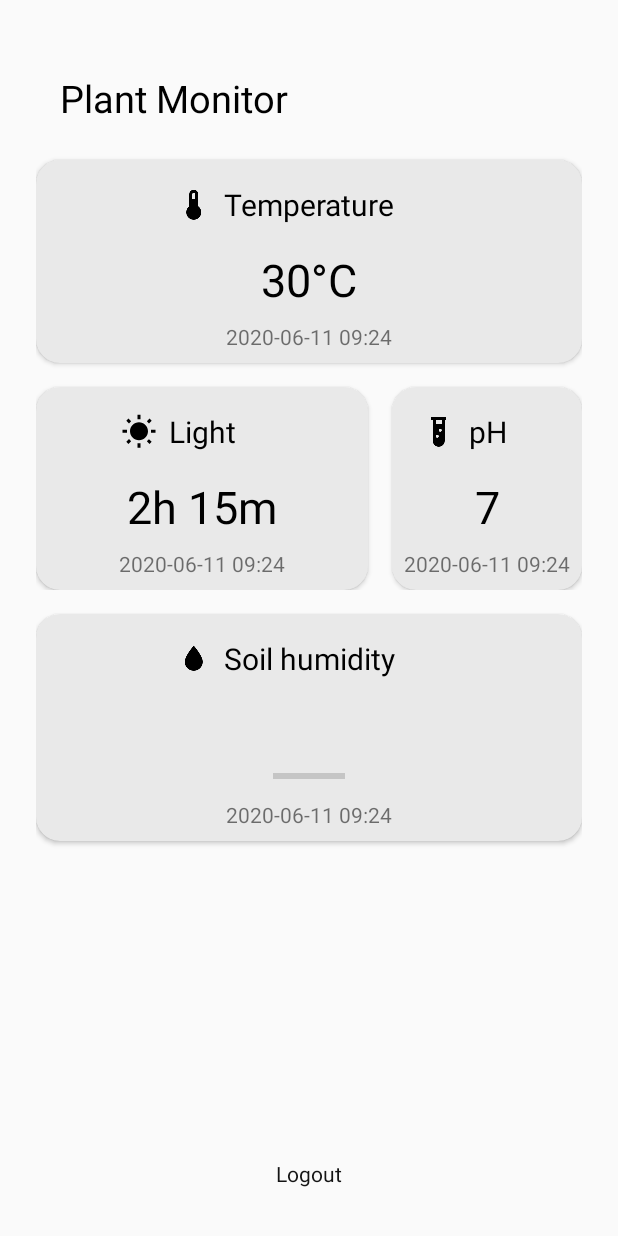
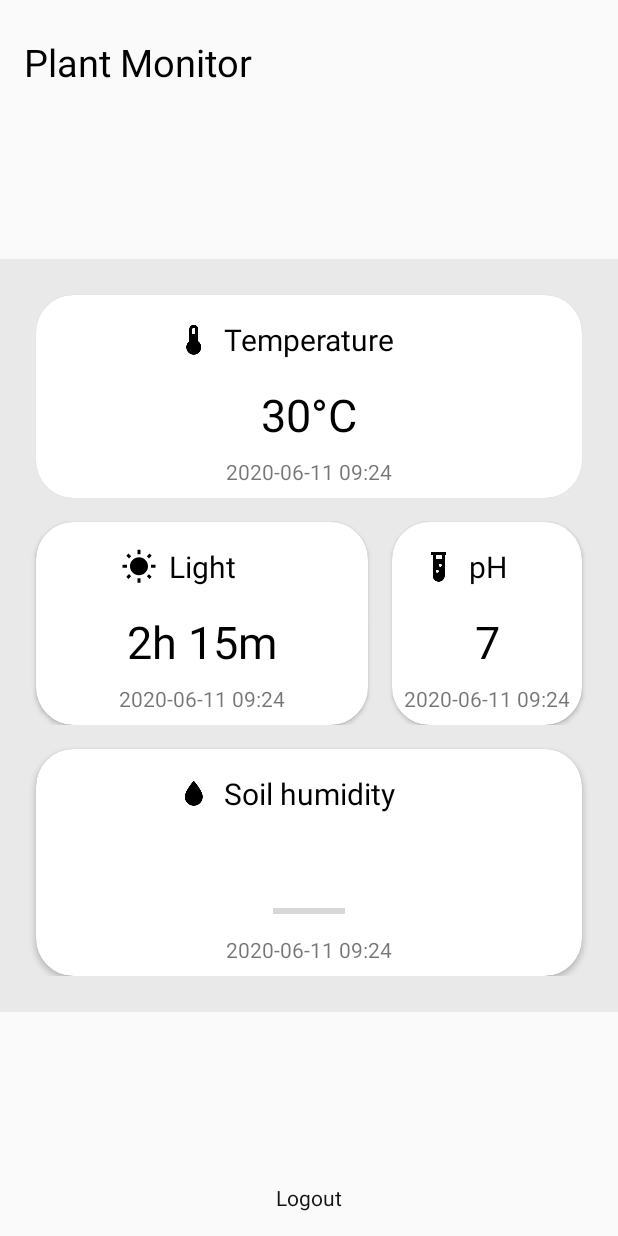
Before and after one commit to tmastrom/PlantMonitor-Android, an Android app: the layout fragment_dashboard.xml on its own in the app's theme, with its tools: preview values and no code run, on a phone screen of 412 x 824 dp. Run offline under Robolectric (Android 15) with nearby library versions, the phone set to English and light mode, and no system bars.

Commit message:
ui styling

```diff
--- a/app/src/main/res/layout/fragment_dashboard.xml
+++ b/app/src/main/res/layout/fragment_dashboard.xml
@@ -13,10 +13,6 @@
         android:id="@+id/dashboard_layout"
         android:layout_width="match_parent"
         android:layout_height="match_parent"
-        android:layout_marginStart="24dp"
-        android:layout_marginEnd="24dp"
-        android:layout_marginTop="24dp"
-        android:layout_marginBottom="24dp"
         tools:context=".ui.dashboard.DashboardActivity">
 
         <TextView
@@ -31,18 +27,24 @@
             app:layout_constraintStart_toStartOf="parent"
             app:layout_constraintTop_toTopOf="parent" />
 
+        <androidx.constraintlayout.widget.ConstraintLayout
+            android:layout_width="match_parent"
+            android:layout_height="wrap_content"
+            android:paddingBottom="24dp"
+            android:background="@color/cardBackground"
+            app:layout_constraintBottom_toTopOf="@id/btn_logout"
+            app:layout_constraintTop_toBottomOf="@+id/title_text">
 
             <androidx.cardview.widget.CardView
                 android:id="@+id/humidity_cardView"
                 android:layout_width="match_parent"
                 android:layout_height="wrap_content"
-            android:backgroundTint="@color/cardBackground"
-            android:elevation="8dp"
-            android:layout_marginTop="16dp"
-            app:cardCornerRadius="16dp"
+                app:cardCornerRadius="25dp"
+                android:layout_marginBottom="24dp"
                 app:layout_constraintEnd_toEndOf="parent"
                 app:layout_constraintStart_toStartOf="parent"
-            app:layout_constraintTop_toBottomOf="@+id/cardView_container">
+                app:layout_constraintTop_toBottomOf="@+id/cardView_container"
+                style="@style/data_card">
 
                 <androidx.constraintlayout.widget.ConstraintLayout
                     android:layout_width="match_parent"
@@ -120,8 +122,9 @@
                     android:layout_height="wrap_content"
                     android:layout_weight="1"
                     android:layout_marginTop="16dp"
-                android:backgroundTint="@color/cardBackground"
-                app:cardCornerRadius="16dp"
+                    android:backgroundTint="#ffffff"
+                    app:cardCornerRadius="25dp"
+                    android:layout_marginStart="24dp"
                     app:layout_constraintEnd_toEndOf="parent"
                     app:layout_constraintStart_toEndOf="@+id/pH_cardView"
                     app:layout_constraintTop_toBottomOf="@+id/temperature_cardView">
@@ -185,9 +188,12 @@
                     android:layout_width="wrap_content"
                     android:layout_height="wrap_content"
                     android:layout_marginTop="16dp"
-                android:backgroundTint="@color/cardBackground"
-                app:cardCornerRadius="16dp"
+                    android:backgroundTint="#ffffff"
+                    app:cardCornerRadius="25dp"
                     android:layout_weight="0"
+                    android:elevation="16dp"
+
+                    android:layout_marginEnd="24dp"
                     android:layout_marginStart="16dp"
                     app:layout_constraintStart_toStartOf="parent"
                     app:layout_constraintEnd_toStartOf="@id/light_cardView"
@@ -253,11 +259,12 @@
                 android:layout_width="match_parent"
                 android:layout_height="wrap_content"
                 android:layout_marginTop="24dp"
-            android:backgroundTint="@color/cardBackground"
-            app:cardCornerRadius="16dp"
+                app:cardCornerRadius="25dp"
+                android:elevation="16dp"
+                style="@style/data_card"
                 app:layout_constraintEnd_toEndOf="parent"
                 app:layout_constraintStart_toStartOf="parent"
-            app:layout_constraintTop_toBottomOf="@+id/title_text">
+                app:layout_constraintTop_toTopOf="parent">
 
                 <androidx.constraintlayout.widget.ConstraintLayout
                     android:layout_width="match_parent"
@@ -309,6 +316,11 @@
                 </androidx.constraintlayout.widget.ConstraintLayout>
             </androidx.cardview.widget.CardView>
 
+        </androidx.constraintlayout.widget.ConstraintLayout>
+
+
+
+
         <TextView
             android:id="@+id/btn_logout"
             android:layout_width="wrap_content"
@@ -316,7 +328,7 @@
             android:text="@string/logout"
             android:clickable="true"
             android:focusable="false"
-            android:layout_marginBottom="8dp"
+            android:layout_marginBottom="16dp"
             android:textColor="@color/colorPrimaryDark"
             app:layout_constraintEnd_toEndOf="parent"
             app:layout_constraintStart_toStartOf="parent"
--- a/app/src/main/res/layout/fragment_home.xml
+++ b/app/src/main/res/layout/fragment_home.xml
@@ -22,13 +22,12 @@
 
         <TextView
             android:id="@+id/title_text"
-            style="@style/data_title"
+            style="@style/app_title"
             android:layout_width="wrap_content"
             android:layout_height="wrap_content"
             android:layout_marginStart="16dp"
             android:layout_marginTop="24dp"
             android:text="@string/plant_monitor"
-            android:textSize="25sp"
             app:layout_constraintStart_toStartOf="parent"
             app:layout_constraintTop_toTopOf="parent" />
 
--- a/app/src/main/res/values/colors.xml
+++ b/app/src/main/res/values/colors.xml
@@ -4,7 +4,7 @@
     <color name="colorPrimaryDark">#141414</color>
     <color name="colorAccent">#141414</color>
 
-    <color name="cardBackground">#E9E9E9</color>
+    <color name="cardBackground">#e9e9e9</color>
 
 
     <color name="buttonDark">#141414</color>
--- a/app/src/main/res/values/styles.xml
+++ b/app/src/main/res/values/styles.xml
@@ -17,9 +17,27 @@
         <item name="android:textColor">@android:color/black</item>
     </style>
 
+    <style name="app_title">
+        <item name="android:layout_width">wrap_content</item>
+        <item name="android:layout_height">wrap_content</item>
+        <item name="android:textSize">40sp</item>
+        <item name="android:layout_marginBottom">24dp</item>
+        <item name="android:layout_marginStart">24dp</item>
+        <item name="android:layout_marginEnd">24dp</item>
+        <item name="android:textColor">@android:color/black</item>
+    </style>
+
     <style name="value_text">
         <item name="android:textSize">30sp</item>
         <item name="android:textColor">@android:color/black</item>
     </style>
 
+    <style name="data_card">
+        <item name="android:backgroundTint">#ffffff</item>
+        <item name="android:elevation">16dp</item>
+        <item name="android:layout_marginTop">16dp</item>
+        <item name="android:layout_marginStart">24dp</item>
+        <item name="android:layout_marginEnd">24dp</item>
+    </style>
+
 </resources>
```
Lines whose indentation alone changed are shown as unchanged.
